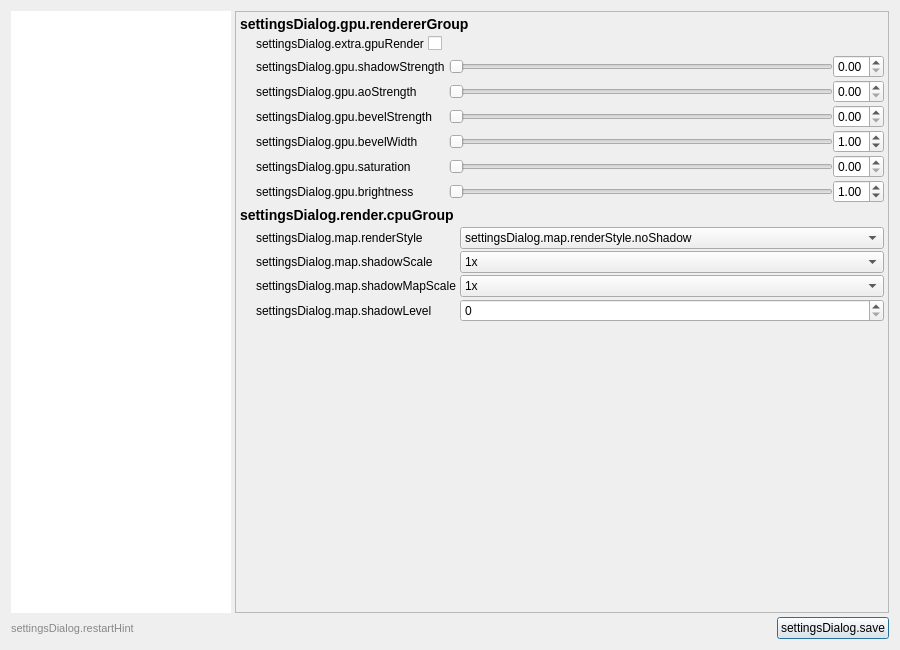
This is src/settingsdialog.ui in bedrock-dev/BedrockMap as Qt 5 draws it before an edit. The edited form follows.
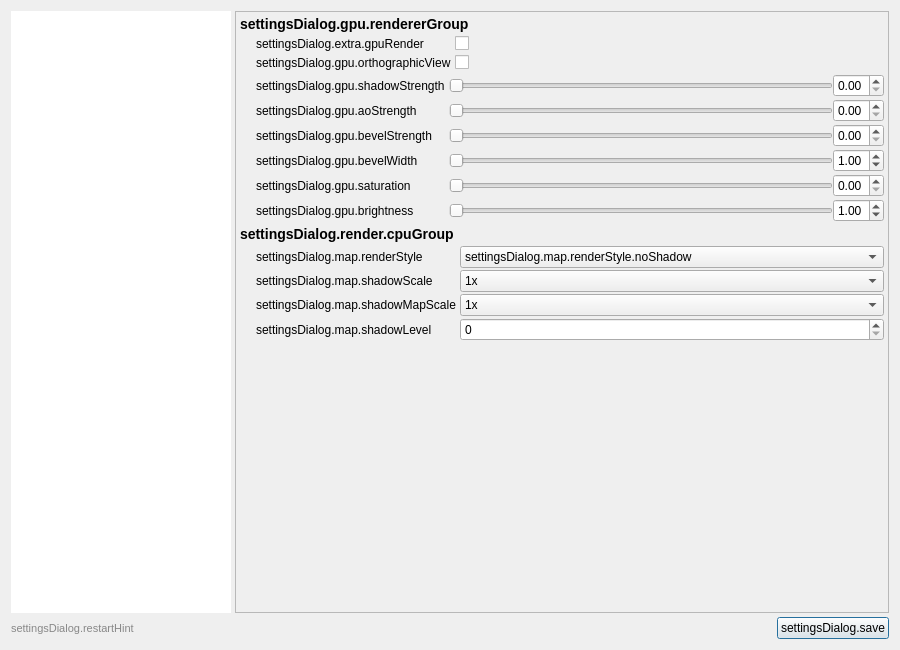
This is the edited form. The open tabs and pages were chosen to show the change. Icons and pictures are not drawn.

Commit message: orthographic view support., remove unused code.

What changed in the file:
```diff
--- a/src/settingsdialog.ui
+++ b/src/settingsdialog.ui
@@ -943,6 +943,16 @@
            <item row="0" column="1">
             <widget class="QCheckBox" name="gpuRenderCheck"/>
            </item>
+           <item row="1" column="0">
+            <widget class="QLabel" name="label_gpu_orthographic">
+             <property name="text">
+              <string>settingsDialog.gpu.orthographicView</string>
+             </property>
+            </widget>
+           </item>
+           <item row="1" column="1">
+            <widget class="QCheckBox" name="gpuOrthographicCheck"/>
+           </item>
           </layout>
          </item>
          <item>
```
The commit also changes 24 other files.
